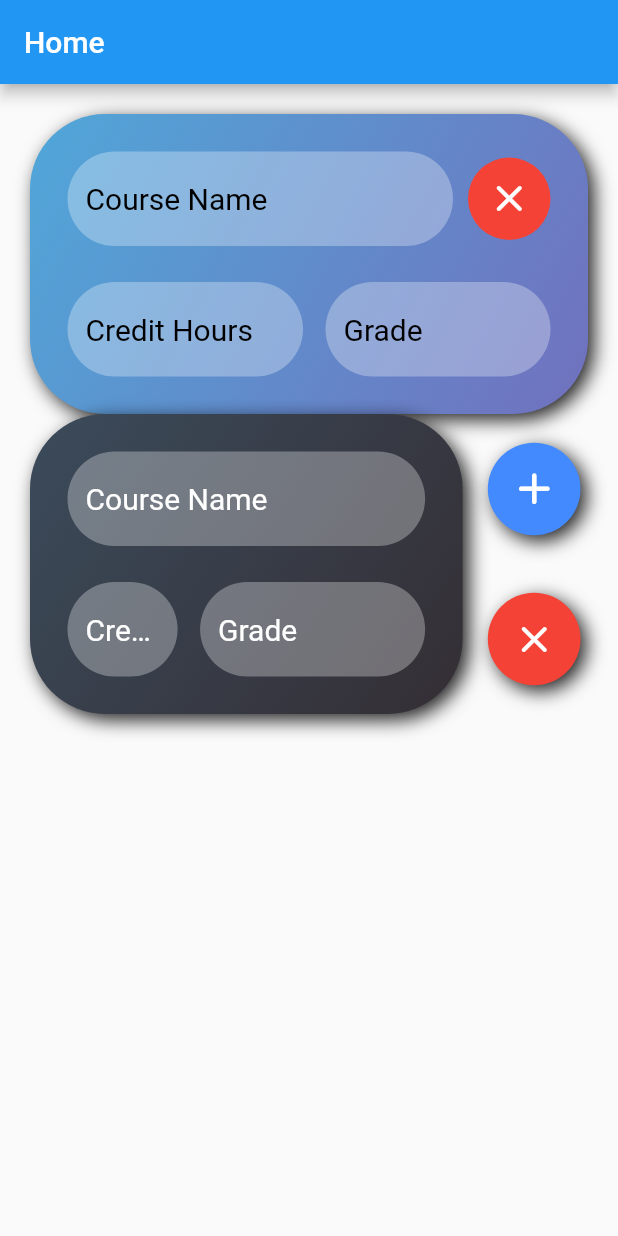
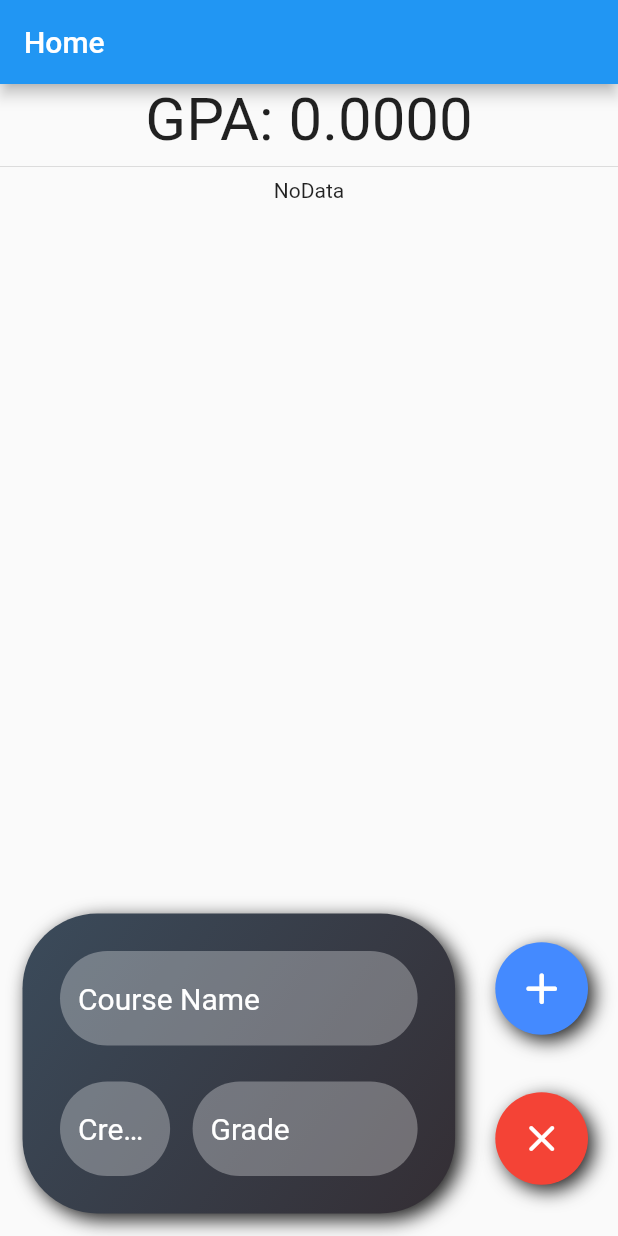
Before and after one commit to aliabbasnagari/GPA_Calculator, a Flutter app: the screen it shows after launch, on a phone screen of 412 x 824 dp. Run offline on Flutter 3.47's test engine with Material 2 defaults, Android fonts, the phone set to English and light mode, and no system bars.

```diff
--- a/lib/customs/displayBox.dart
+++ /dev/null
@@ -1,134 +0,0 @@
-import 'package:flutter/material.dart';
-
-class DisplayBox extends StatelessWidget {
-  final double width;
-  final double height = 200;
-  const DisplayBox({super.key, required this.width});
-
-  @override
-  Widget build(BuildContext context) {
-    final Size size = MediaQuery.of(context).size;
-    const LinearGradient myGradient = LinearGradient(
-      begin: Alignment.topLeft,
-      end: Alignment.bottomRight,
-      colors: [
-        Color.fromRGBO(80, 167, 217, 1),
-        Color.fromRGBO(113, 113, 190, 1),
-      ],
-    );
-
-    return Row(
-      children: [
-        Container(
-          width: size.width - 40,
-          height: height,
-          decoration: BoxDecoration(
-              gradient: myGradient,
-              borderRadius: BorderRadius.circular(50),
-              boxShadow: const [
-                BoxShadow(
-                  color: Colors.black87,
-                  blurRadius: 10,
-                  offset: Offset(4, 4),
-                )
-              ]),
-          child: Padding(
-            padding: const EdgeInsets.all(25.0),
-            child: Column(
-              mainAxisAlignment: MainAxisAlignment.spaceBetween,
-              children: [
-                Row(
-                  mainAxisAlignment: MainAxisAlignment.spaceBetween,
-                  children: [
-                    const Expanded(
-                      child: TextField(
-                        style: TextStyle(
-                          fontSize: 20,
-                          color: Colors.black,
-                        ),
-                        decoration: InputDecoration(
-                          hintStyle: TextStyle(color: Colors.black),
-                          filled: true,
-                          fillColor: Color.fromRGBO(255, 255, 255, 0.3),
-                          border: OutlineInputBorder(
-                            borderRadius: BorderRadius.all(Radius.circular(50)),
-                            borderSide: BorderSide.none,
-                          ),
-                          hintText: 'Course Name',
-                        ),
-                      ),
-                    ),
-                    const SizedBox(
-                      width: 10,
-                    ),
-                    GestureDetector(
-                      onTap: null,
-                      child: Container(
-                        decoration: BoxDecoration(
-                          borderRadius: BorderRadius.circular(50),
-                          color: Colors.red,
-                        ),
-                        width: 55,
-                        height: 55,
-                        child: const Icon(
-                          Icons.clear_rounded,
-                          size: 30,
-                          color: Colors.white,
-                        ),
-                      ),
-                    ),
-                  ],
-                ),
-                Row(
-                  mainAxisAlignment: MainAxisAlignment.start,
-                  children: const [
-                    Expanded(
-                      child: TextField(
-                        style: TextStyle(
-                          fontSize: 20,
-                          color: Colors.black,
-                        ),
-                        decoration: InputDecoration(
-                          hintStyle: TextStyle(color: Colors.black),
-                          filled: true,
-                          fillColor: Color.fromRGBO(255, 255, 255, 0.3),
-                          border: OutlineInputBorder(
-                            borderRadius: BorderRadius.all(Radius.circular(50)),
-                            borderSide: BorderSide.none,
-                          ),
-                          hintText: 'Credit Hours',
-                        ),
-                      ),
-                    ),
-                    SizedBox(
-                      width: 15,
-                    ),
-                    SizedBox(
-                      width: 150,
-                      child: TextField(
-                        style: TextStyle(
-                          fontSize: 20,
-                          color: Colors.black,
-                        ),
-                        decoration: InputDecoration(
-                          hintStyle: TextStyle(color: Colors.black),
-                          filled: true,
-                          fillColor: Color.fromRGBO(255, 255, 255, 0.3),
-                          border: OutlineInputBorder(
-                            borderRadius: BorderRadius.all(Radius.circular(50)),
-                            borderSide: BorderSide.none,
-                          ),
-                          hintText: 'Grade',
-                        ),
-                      ),
-                    ),
-                  ],
-                )
-              ],
-            ),
-          ),
-        ),
-      ],
-    );
-  }
-}
--- a/lib/customs/InfoBox.dart
+++ b/lib/customs/info_box.dart
@@ -1,13 +1,33 @@
 import 'package:flutter/material.dart';
+import 'display_box.dart';
 
-class InfoBox extends StatelessWidget {
-  final double width;
-  final double height = 200;
-  const InfoBox({super.key, required this.width});
+class InfoBox extends StatefulWidget {
+  final Function callBack;
+  const InfoBox({super.key, required this.callBack});
+
+  @override
+  State<InfoBox> createState() => _InfoBoxState();
+}
+
+class _InfoBoxState extends State<InfoBox> {
+  var controllerCname = TextEditingController();
+  var controllerChour = TextEditingController();
+  var controllerGrade = TextEditingController();
+
+  @override
+  void dispose() {
+    // Clean up the controller when the widget is disposed.
+    controllerCname.dispose();
+    controllerChour.dispose();
+    controllerGrade.dispose();
+    super.dispose();
+  }
 
   @override
   Widget build(BuildContext context) {
     final Size size = MediaQuery.of(context).size;
+    const double height = 200;
+
     final btnSize = 80 < (size.width) * 0.15 ? 80.0 : (size.width) * 0.15;
     const LinearGradient myGradient = LinearGradient(
       begin: Alignment.topLeft,
@@ -17,10 +37,6 @@ class InfoBox extends StatelessWidget {
         Color.fromRGBO(52, 46, 52, 1),
       ],
     );
-
-    void clicker() {
-      print("--->   Showed");
-    }
 
     return SizedBox(
       height: height,
@@ -43,13 +59,14 @@ class InfoBox extends StatelessWidget {
               padding: const EdgeInsets.all(25.0),
               child: Column(
                 children: [
-                  const Expanded(
+                  Expanded(
                     child: TextField(
-                      style: TextStyle(
+                      controller: controllerCname,
+                      style: const TextStyle(
                         fontSize: 20,
                         color: Colors.white,
                       ),
-                      decoration: InputDecoration(
+                      decoration: const InputDecoration(
                         hintStyle: TextStyle(color: Colors.white),
                         filled: true,
                         fillColor: Color.fromRGBO(255, 255, 255, 0.3),
@@ -63,14 +80,15 @@ class InfoBox extends StatelessWidget {
                   ),
                   Row(
                     mainAxisAlignment: MainAxisAlignment.start,
-                    children: const [
+                    children: [
                       Expanded(
                         child: TextField(
-                          style: TextStyle(
+                          controller: controllerChour,
+                          style: const TextStyle(
                             fontSize: 20,
                             color: Colors.white,
                           ),
-                          decoration: InputDecoration(
+                          decoration: const InputDecoration(
                             hintStyle: TextStyle(color: Colors.white),
                             filled: true,
                             fillColor: Color.fromRGBO(255, 255, 255, 0.3),
@@ -83,17 +101,20 @@ class InfoBox extends StatelessWidget {
                           ),
                         ),
                       ),
-                      SizedBox(
+                      const SizedBox(
                         width: 15,
                       ),
                       SizedBox(
                         width: 150,
                         child: TextField(
-                          style: TextStyle(
+                          maxLength: 2,
+                          controller: controllerGrade,
+                          style: const TextStyle(
                             fontSize: 20,
                             color: Colors.white,
                           ),
-                          decoration: InputDecoration(
+                          decoration: const InputDecoration(
+                            counterText: "",
                             hintStyle: TextStyle(color: Colors.white),
                             filled: true,
                             fillColor: Color.fromRGBO(255, 255, 255, 0.3),
@@ -121,6 +142,29 @@ class InfoBox extends StatelessWidget {
                   children: [
                     Padding(
                       padding: const EdgeInsets.all(5.0),
+                      child: GestureDetector(
+                        onTap: () {
+                          String name = controllerCname.text.trim();
+                          String chour = controllerChour.text.trim();
+                          String grade = controllerGrade.text.trim();
+                          if (name.isEmpty ||
+                              chour.isEmpty ||
+                              grade.isEmpty ||
+                              !RegExp(r'^[0-9]+$').hasMatch(chour) ||
+                              !RegExp(r'^[A-F-a-f---+]+$').hasMatch(grade)) {
+                            showAlertDialog(context);
+                            return;
+                          }
+                          grade = grade.toUpperCase();
+                          DisplayBox.list.add(SubjectData(
+                              name: name,
+                              creditHours: double.parse(chour),
+                              grade: grade));
+                          widget.callBack();
+                          controllerCname.text = "";
+                          controllerChour.text = "";
+                          controllerGrade.text = "";
+                        },
                         child: Container(
                           decoration: BoxDecoration(
                             borderRadius: BorderRadius.circular(50),
@@ -142,10 +186,15 @@ class InfoBox extends StatelessWidget {
                           ),
                         ),
                       ),
+                    ),
                     Padding(
                       padding: const EdgeInsets.all(5.0),
                       child: GestureDetector(
-                        onTap: clicker,
+                        onTap: () {
+                          controllerCname.text = "";
+                          controllerChour.text = "";
+                          controllerGrade.text = "";
+                        },
                         child: Container(
                           decoration: BoxDecoration(
                             borderRadius: BorderRadius.circular(50),
@@ -178,3 +227,38 @@ class InfoBox extends StatelessWidget {
     );
   }
 }
+
+showAlertDialog(BuildContext context) {
+  // Create button
+  Widget okButton = ElevatedButton(
+    style: ElevatedButton.styleFrom(backgroundColor: Colors.red),
+    child: const Text("Ok"),
+    onPressed: () {
+      Navigator.of(context).pop();
+    },
+  );
+
+  // Create AlertDialog
+  AlertDialog alert = AlertDialog(
+    title:
+        Row(mainAxisAlignment: MainAxisAlignment.spaceBetween, children: const [
+      Text("Invalid Data"),
+      Icon(
+        Icons.warning_rounded,
+        color: Colors.red,
+      )
+    ]),
+    content: const Text("Kindly enter correct data and try again."),
+    actions: [
+      okButton,
+    ],
+  );
+
+  // show the dialog
+  showDialog(
+    context: context,
+    builder: (BuildContext context) {
+      return alert;
+    },
+  );
+}
--- a/lib/main.dart
+++ b/lib/main.dart
@@ -1,24 +1,108 @@
 import 'dart:ui';
 import 'package:flutter/material.dart';
-import 'package:gpa_calculator/customs/displayBox.dart';
-import 'customs/InfoBox.dart';
+import 'package:gpa_calculator/customs/display_box.dart';
+import 'customs/info_box.dart';
 
 void main() => runApp(const MyApp());
 
-class MyApp extends StatelessWidget {
+class MyApp extends StatefulWidget {
   const MyApp({super.key});
+
+  @override
+  State<StatefulWidget> createState() => _MyAppState();
+}
+
+class _MyAppState extends State<MyApp> {
+  var gradesValue = {
+    "A+": 4,
+    "A": 4,
+    "A-": 3.7,
+    "B+": 3.3,
+    "B": 3,
+    "B-": 2.7,
+    "C+": 2.3,
+    "C": 2,
+    "C-": 1.7,
+    "D+": 1.3,
+    "D": 1,
+    "D-": 0.7,
+    "F": 0,
+  };
+  double gpa = 0;
+  var myData = [];
+
+  void calculateGPA() {
+    if (DisplayBox.list.isEmpty) {
+      gpa = 0;
+      return;
+    }
+    double totalGrade = 0;
+    double totalCredit = 0;
+    for (var item in DisplayBox.list) {
+      var value = gradesValue[item.grade];
+      if (value != null) {
+        totalGrade += item.creditHours * value;
+        totalCredit += item.creditHours;
+      }
+    }
+    setState(() {
+      gpa = totalGrade / totalCredit;
+    });
+  }
+
+  void reb() {
+    setState(() {});
+  }
 
   @override
   Widget build(BuildContext context) {
     return MaterialApp(
-      home: Scaffold(
-        appBar: AppBar(title: const Text("Home")),
-        body: Padding(
-          padding: const EdgeInsets.all(20.0),
-          child: Column(
+      home: SafeArea(
+        child: Scaffold(
+          appBar: AppBar(title: const Text("Home")),
+          body: Column(
             children: [
-              DisplayBox(width: 0),
-              InfoBox(width: 0),
+              Text(
+                "GPA: ${gpa.toStringAsFixed(4)}",
+                style: const TextStyle(fontSize: 40),
+              ),
+              const Divider(),
+              Expanded(
+                child: (myData.isNotEmpty)
+                    ? ListView.builder(
+                        itemCount: myData.length,
+                        itemBuilder: (context, index) => Padding(
+                          padding: const EdgeInsets.fromLTRB(10, 5, 10, 5),
+                          child: myData[index],
+                        ),
+                      )
+                    : const Text("NoData"),
+              ),
+              Padding(
+                padding: const EdgeInsets.all(15.0),
+                child: InfoBox(callBack: () {
+                  String name = DisplayBox.list.last.name;
+                  double ch = DisplayBox.list.last.creditHours;
+                  String grade = DisplayBox.list.last.grade;
+                  setState(() {
+                    myData.add(DisplayBox(
+                      name: name,
+                      credit: ch,
+                      grade: grade,
+                      delCall: ((p1, p2) {
+                        DisplayBox.list
+                            .removeWhere((element) => (element == p2));
+                        myData.removeWhere((element) => element == p1);
+                        setState(() {});
+                        calculateGPA();
+                        print(myData.length);
+                        print(DisplayBox.list.length);
+                      }),
+                    ));
+                    calculateGPA();
+                  });
+                }),
+              ),
             ],
           ),
         ),
```
Also changed, not shown: lib/customs/display_box.dart (added, +172 -0 lines). Lines whose indentation alone changed are shown as unchanged.
